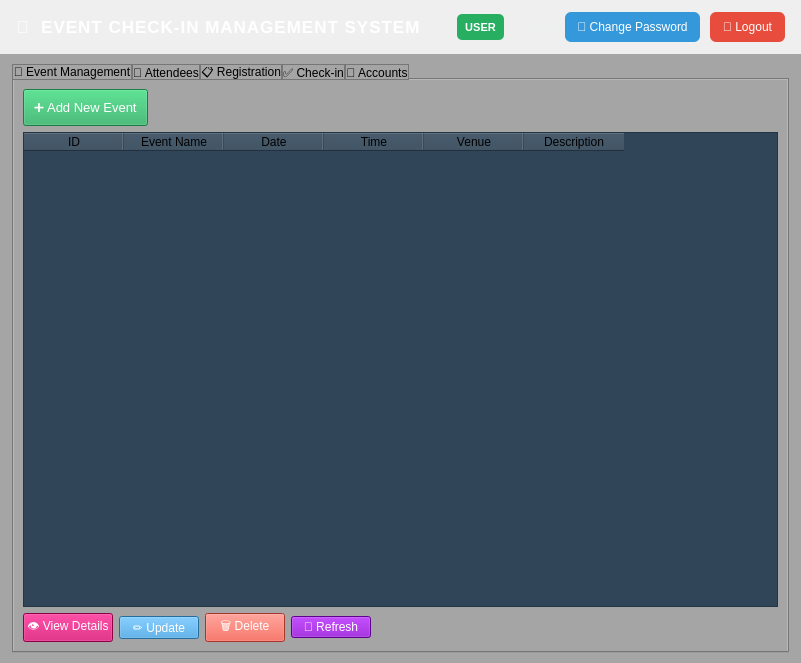
Old version of the form ui/MainWindow.ui in the repository khoivnk25411e/Final-Project-Programming-Techniques.
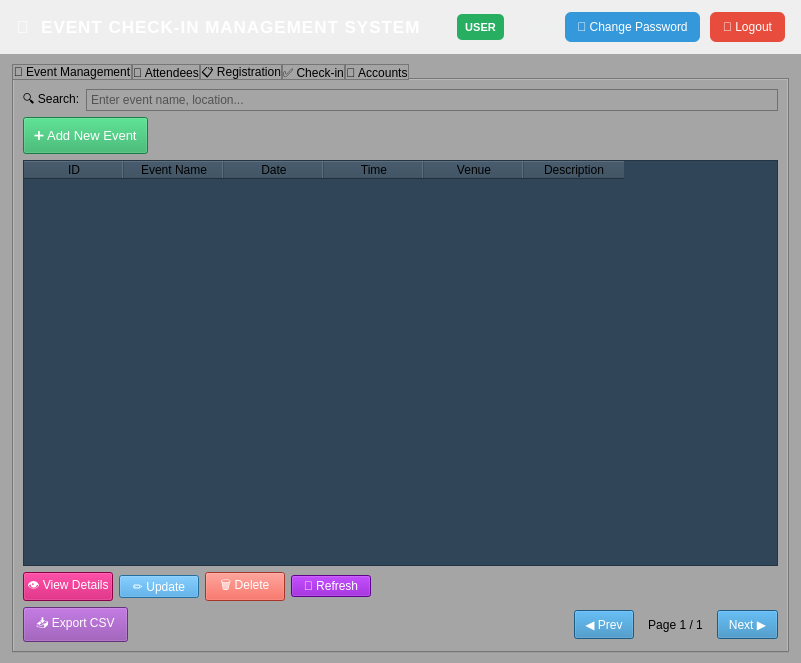
New version of the form.

Commit message: Update Open Camera QRscanner for MacOs, Save and Copy buttons Qrcode,Fix Ui, add Export CSV ,

The edit to the form file:
```diff
--- a/ui/MainWindow.ui
+++ b/ui/MainWindow.ui
@@ -251,6 +251,35 @@
            <string>📅 Event Management</string>
           </attribute>
           <layout class="QVBoxLayout" name="verticalLayout_2">
+           <item>
+            <layout class="QHBoxLayout" name="horizontalLayout_event_search">
+             <item>
+              <widget class="QLabel" name="labelEventSearch">
+               <property name="styleSheet">
+                <string notr="true">color: rgb(0, 0, 0);</string>
+               </property>
+               <property name="text">
+                <string>🔍 Search:</string>
+               </property>
+              </widget>
+             </item>
+             <item>
+              <widget class="QLineEdit" name="eventSearch">
+               <property name="styleSheet">
+                <string notr="true">QLineEdit {
+    border: 1px solid #919191;
+    border-color:#707070;
+    padding: 2px;
+    color:black;
+}</string>
+               </property>
+               <property name="placeholderText">
+                <string>Enter event name, location...</string>
+               </property>
+              </widget>
+             </item>
+            </layout>
+           </item>
            <item>
             <layout class="QHBoxLayout" name="horizontalLayout">
              <item>
@@ -378,6 +407,66 @@
              </item>
             </layout>
            </item>
+           <item>
+            <layout class="QHBoxLayout" name="horizontalLayout_event_page">
+             <item>
+              <widget class="QPushButton" name="btnExportEvent">
+               <property name="styleSheet">
+                <string notr="true">background-color: #8e44ad; color: white; padding: 6px 12px;</string>
+               </property>
+               <property name="text">
+                <string>📥 Export CSV</string>
+               </property>
+              </widget>
+             </item>
+             <item>
+              <spacer name="spacerPageEvent">
+               <property name="orientation">
+                <enum>Qt::Horizontal</enum>
+               </property>
+               <property name="sizeHint" stdset="0">
+                <size>
+                 <width>40</width>
+                 <height>20</height>
+                </size>
+               </property>
+              </spacer>
+             </item>
+             <item>
+              <widget class="QPushButton" name="btnPrevEvent">
+               <property name="styleSheet">
+                <string notr="true">background-color: #2980b9; color: white; padding: 6px 10px;</string>
+               </property>
+               <property name="text">
+                <string>◀ Prev</string>
+               </property>
+              </widget>
+             </item>
+             <item>
+              <widget class="QLabel" name="lblPageEvent">
+               <property name="styleSheet">
+                <string notr="true">color: black; font-size: 12px; padding: 0 8px;</string>
+               </property>
+               <property name="text">
+                <string>Page 1 / 1</string>
+               </property>
+               <property name="alignment">
+                <set>Qt::AlignCenter</set>
+               </property>
+              </widget>
+             </item>
+             <item>
+              <widget class="QPushButton" name="btnNextEvent">
+               <property name="styleSheet">
+                <string notr="true">background-color: #2980b9; color: white; padding: 6px 10px;</string>
+               </property>
+               <property name="text">
+                <string>Next ▶</string>
+               </property>
+              </widget>
+             </item>
+            </layout>
+           </item>
           </layout>
          </widget>
          <widget class="QWidget" name="attendeeTab">
```
Left out of the diff: 159 changed lines with no effect on the pictures. The commit also changes 8 other files.
